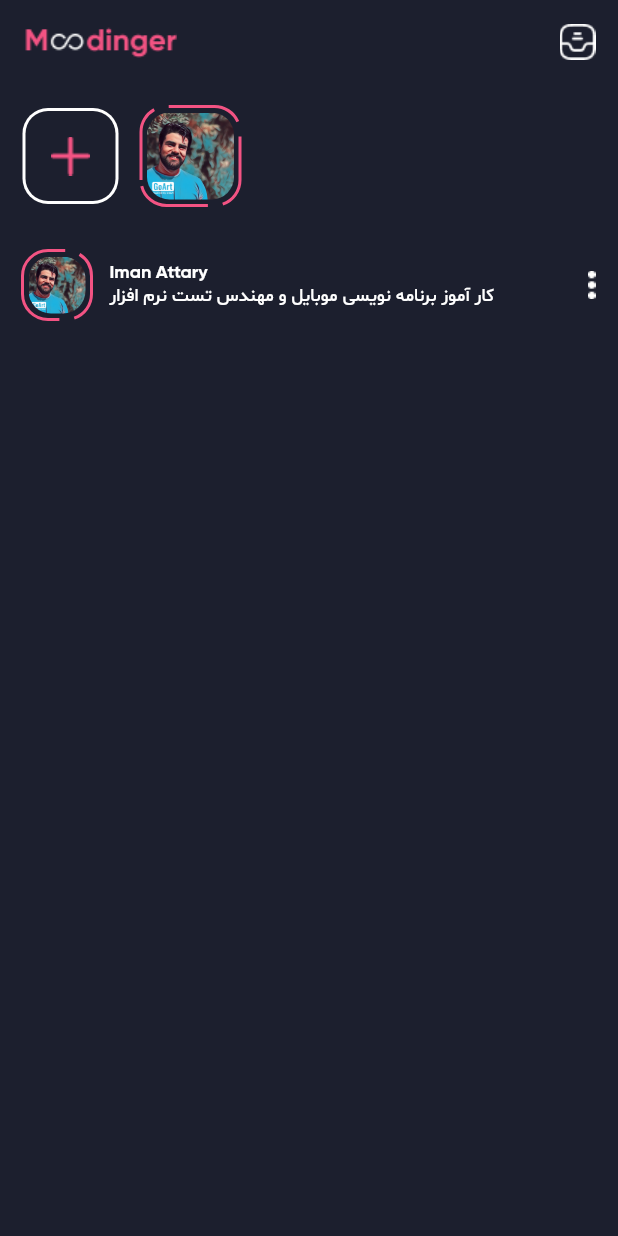
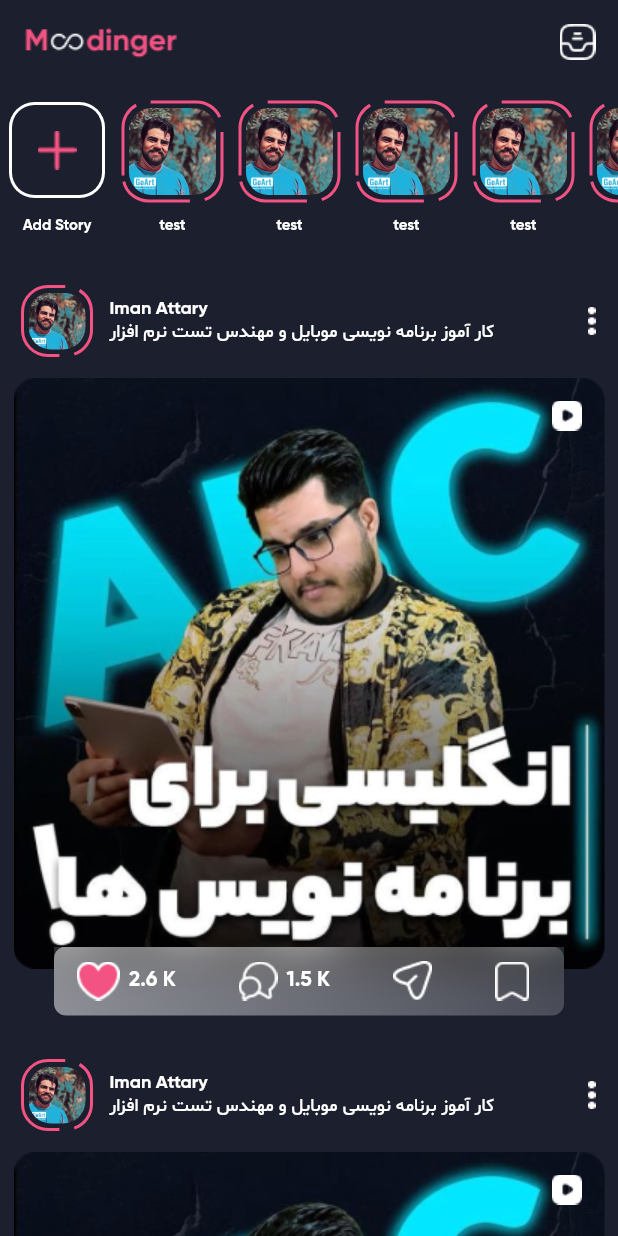
Before and after one commit to ImanAtary/instagram_project, a Flutter app: the screen it shows after launch, on a phone screen of 412 x 824 dp. Run offline on Flutter 3.47's test engine with Material 3 defaults, Android fonts, the phone set to English and light mode, and no system bars; drawn by our look-alikes of dotted_border.

Commit message:
update new , home screen

```diff
--- a/lib/screens/home_screen.dart
+++ b/lib/screens/home_screen.dart
@@ -1,3 +1,5 @@
+import 'dart:ui';
+
 import 'package:flutter/material.dart';
 import 'package:dotted_border/dotted_border.dart';
 
@@ -24,21 +26,145 @@ class HomeScreen extends StatelessWidget {
         ],
       ),
       body: SafeArea(
+        child: SingleChildScrollView(
           child: Column(
             children: [
-            Padding(
-              padding: const EdgeInsets.all(15),
+              SizedBox(
+                height: 120,
+                child: ListView.builder(
+                  scrollDirection: Axis.horizontal,
+                  itemCount: 9,
+                  itemBuilder: (context, index) {
+                    return index == 0 ? _getAddStoryBox() : _getStroyBox();
+                  },
+                ),
+              ),
+              _getStoryPost()
+            ],
+          ),
+        ),
+      ),
+    );
+  }
+
+  Widget _getStoryPost() {
+    return ListView.builder(
+      physics: NeverScrollableScrollPhysics(),
+      shrinkWrap: true,
+      itemCount: 10,
+      itemBuilder: (context, index) {
+        return Column(
+          children: [
+            _getHeaderPost(),
+            _getPost(),
+          ],
+        );
+      },
+    );
+  }
+
+  Widget _getPost() {
+    return Container(
+      width: 394,
+      height: 440,
+      child: Stack(
+        alignment: Alignment.bottomCenter,
+        children: [
+          Container(
+            child: Positioned(
+              top: 0,
+              child: ClipRRect(
+                child: Image.asset('images/post_cover.png'),
+              ),
+            ),
+          ),
+          Positioned(
+            top: 15,
+            right: 15,
+            child: Image.asset('images/icon_video.png'),
+          ),
+          Positioned(
+            bottom: 15,
+            child: ClipRect(
+              child: BackdropFilter(
+                filter: ImageFilter.blur(sigmaX: 15.0, sigmaY: 15.0),
+                child: Container(
+                  width: 340,
+                  height: 46,
+                  decoration: BoxDecoration(
+                    borderRadius: BorderRadius.circular(8),
+                    gradient: LinearGradient(
+                      begin: Alignment.centerLeft,
+                      end: Alignment.centerRight,
+                      colors: [
+                        Color.fromRGBO(255, 255, 255, 0.5),
+                        Color.fromRGBO(255, 255, 255, 0.2)
+                      ],
+                    ),
+                  ),
                   child: Row(
                     children: [
-                  _getAddStoryBox(),
                       SizedBox(
                         width: 15,
                       ),
-                  _getStroyBox(),
+                      Row(
+                        children: [
+                          Image.asset(
+                            'images/icon_hart.png',
+                          ),
+                          SizedBox(
+                            width: 6,
+                          ),
+                          Text(
+                            '2.6 K',
+                            style: TextStyle(
+                              color: Colors.white,
+                              fontFamily: 'GB',
+                            ),
+                          )
+                        ],
+                      ),
+                      SizedBox(
+                        width: 42,
+                      ),
+                      Row(
+                        children: [
+                          Image.asset(
+                            'images/icon_comments.png',
+                          ),
+                          SizedBox(
+                            width: 6,
+                          ),
+                          Text(
+                            '1.5 K',
+                            style: TextStyle(
+                              color: Colors.white,
+                              fontFamily: 'GB',
+                            ),
+                          )
+                        ],
+                      ),
+                      SizedBox(
+                        width: 42,
+                      ),
+                      Image.asset('images/icon_share.png'),
+                      SizedBox(
+                        width: 42,
+                      ),
+                      Image.asset('images/icon_save.png'),
                     ],
                   ),
                 ),
-            Padding(
+              ),
+            ),
+          )
+        ],
+      ),
+    );
+  }
+
+  Widget _getHeaderPost() {
+    return Padding(
       padding: const EdgeInsets.all(15),
       child: Row(
         children: [
@@ -52,16 +178,12 @@ class HomeScreen extends StatelessWidget {
                 Text(
                   'Iman Attary',
                   style: TextStyle(
-                              fontFamily: 'GB',
-                              fontSize: 12,
-                              color: Colors.white),
+                      fontFamily: 'GB', fontSize: 12, color: Colors.white),
                 ),
                 Text(
                   'کار آموز برنامه نویسی موبایل و مهندس تست نرم افزار',
                   style: TextStyle(
-                              fontFamily: 'SM',
-                              fontSize: 12,
-                              color: Colors.white),
+                      fontFamily: 'SM', fontSize: 12, color: Colors.white),
                 )
               ],
             ),
@@ -69,10 +191,6 @@ class HomeScreen extends StatelessWidget {
           Spacer(),
           Image.asset('images/icon_menu.png'),
         ],
-              ),
-            ),
-          ],
-        ),
       ),
     );
   }
@@ -99,7 +217,11 @@ class HomeScreen extends StatelessWidget {
   }
 
   Widget _getStroyBox() {
-    return DottedBorder(
+    return Container(
+      margin: EdgeInsets.symmetric(horizontal: 6, vertical: 12),
+      child: Column(
+        children: [
+          DottedBorder(
             borderType: BorderType.RRect,
             strokeWidth: 2,
             radius: Radius.circular(17),
@@ -116,11 +238,25 @@ class HomeScreen extends StatelessWidget {
                 child: Image.asset('images/profile_iman.png'),
               ),
             ),
+          ),
+          SizedBox(
+            height: 10,
+          ),
+          Text(
+            'test',
+            style:
+                TextStyle(color: Colors.white, fontFamily: 'GB', fontSize: 10),
+          ),
+        ],
+      ),
     );
   }
 
   Widget _getAddStoryBox() {
-    return Container(
+    return Column(
+      children: [
+        Container(
+          margin: EdgeInsets.symmetric(horizontal: 6, vertical: 12),
           width: 64,
           height: 64,
           decoration: BoxDecoration(
@@ -130,8 +266,8 @@ class HomeScreen extends StatelessWidget {
           child: Padding(
             padding: const EdgeInsets.all(2.0),
             child: Container(
-          width: 60,
-          height: 60,
+              width: 58,
+              height: 58,
               decoration: BoxDecoration(
                 color: Color(0xff1C1F2E),
                 borderRadius: BorderRadius.circular(15),
@@ -139,6 +275,12 @@ class HomeScreen extends StatelessWidget {
               child: Image.asset('images/icon_plus.png'),
             ),
           ),
+        ),
+        Text(
+          'Add Story',
+          style: TextStyle(color: Colors.white, fontFamily: 'GB', fontSize: 10),
+        ),
+      ],
     );
   }
 }
```
Also changed, not shown: images/icon_comments.png (added), images/icon_hart.png (added), images/icon_save.png (added), images/icon_share.png (added), images/icon_video.png (added), images/post_cover.png (added). Lines whose indentation alone changed are shown as unchanged.
